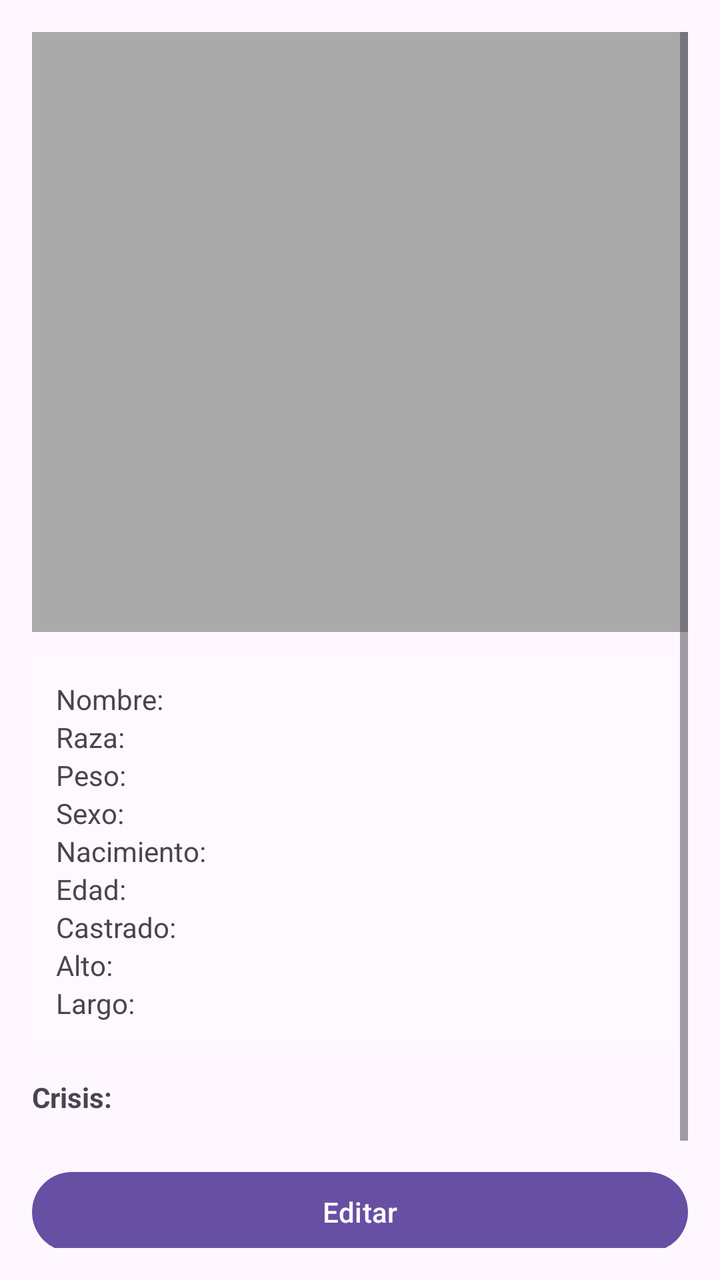
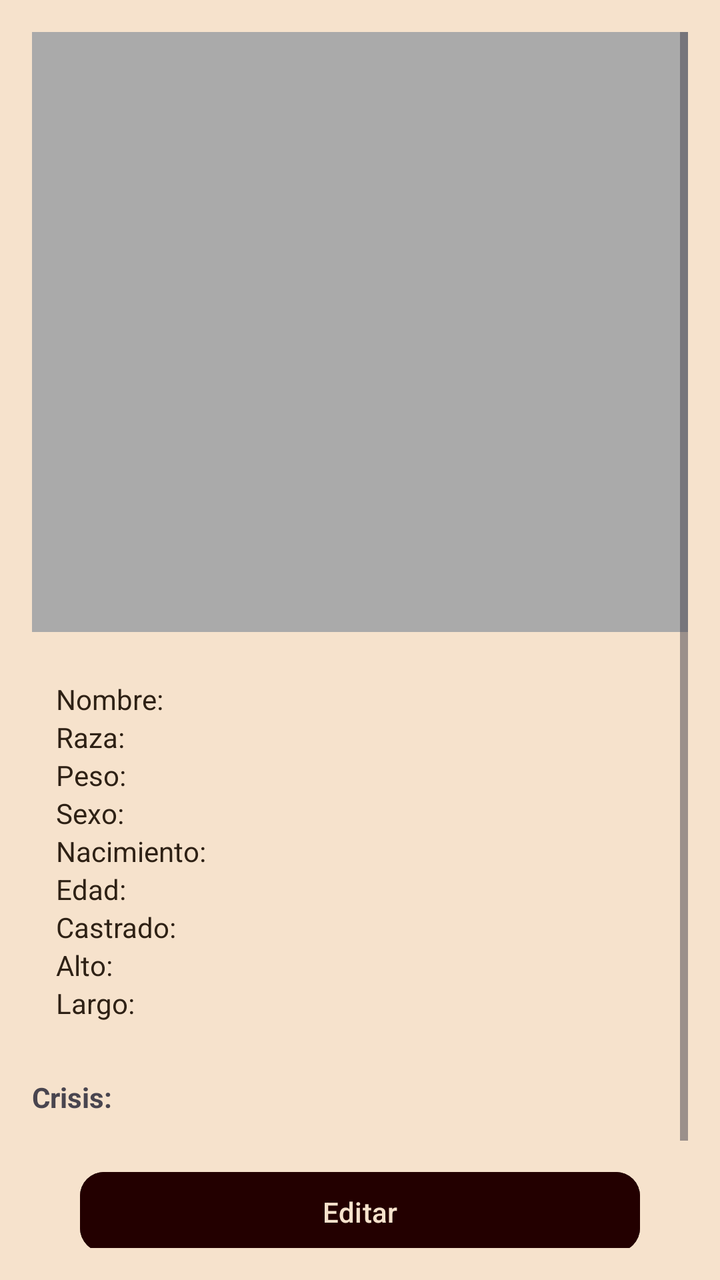

An Android layout rendered at two revisions. The XML below is the earlier revision; the diff shows what the commit changed to produce the second picture.
<!-- AndroidManifest.xml: application theme Theme.Loveito -->
<!-- res/layout/fragment_pet_form.xml -->
<?xml version="1.0" encoding="utf-8"?>
<ScrollView xmlns:android="http://schemas.android.com/apk/res/android"
    android:layout_width="match_parent"
    android:layout_height="match_parent"
    android:padding="16dp"
    android:fitsSystemWindows="true">

    <LinearLayout
        android:layout_width="match_parent"
        android:layout_height="wrap_content"
        android:orientation="vertical">

        
        <ImageView
            android:id="@+id/ivPreview"
            android:layout_width="match_parent"
            android:layout_height="wrap_content"
            android:adjustViewBounds="true"
            android:scaleType="fitCenter"
            android:maxHeight="300dp"
            android:src="@android:color/darker_gray"
            android:contentDescription="@string/pet_photo_desc" />

        
        <LinearLayout
            android:id="@+id/groupView"
            android:layout_width="match_parent"
            android:layout_height="wrap_content"
            android:orientation="vertical">

            
            <LinearLayout
                android:id="@+id/cardSummary"
                android:layout_width="match_parent"
                android:layout_height="wrap_content"
                android:orientation="vertical"
                android:padding="12dp"
                android:background="#1FFFFFFF"
                android:layout_marginTop="12dp">

                <TextView android:id="@+id/tvSName" android:layout_width="match_parent" android:layout_height="wrap_content" android:text="@string/pet_label_name"/>
                <TextView android:id="@+id/tvSBreed" android:layout_width="match_parent" android:layout_height="wrap_content" android:text="@string/pet_label_breed"/>
                <TextView android:id="@+id/tvSWeight" android:layout_width="match_parent" android:layout_height="wrap_content" android:text="@string/pet_label_weight"/>
                <TextView android:id="@+id/tvSSex" android:layout_width="match_parent" android:layout_height="wrap_content" android:text="@string/pet_label_sex"/>
                <TextView android:id="@+id/tvSBirth" android:layout_width="match_parent" android:layout_height="wrap_content" android:text="@string/pet_label_birth"/>
                <TextView android:id="@+id/tvSAge" android:layout_width="match_parent" android:layout_height="wrap_content" android:text="@string/pet_label_age"/>
                <TextView android:id="@+id/tvSNeutered" android:layout_width="match_parent" android:layout_height="wrap_content" android:text="@string/pet_label_neutered"/>
                <TextView android:id="@+id/tvSHeight" android:layout_width="match_parent" android:layout_height="wrap_content" android:text="@string/pet_label_height"/>
                <TextView android:id="@+id/tvSLength" android:layout_width="match_parent" android:layout_height="wrap_content" android:text="@string/pet_label_length"/>
            </LinearLayout>

            <TextView
                android:layout_width="wrap_content"
                android:layout_height="wrap_content"
                android:text="@string/pet_label_crisis"
                android:textStyle="bold"
                android:layout_marginTop="16dp" />

            
            <LinearLayout
                android:id="@+id/containerCrises"
                android:layout_width="match_parent"
                android:layout_height="wrap_content"
                android:orientation="vertical"
                android:layout_marginTop="8dp" />

            <Button
                android:id="@+id/btnStartEdit"
                android:layout_width="match_parent"
                android:layout_height="48dp"
                android:text="@string/pet_btn_edit"
                android:layout_marginTop="16dp" />
            <Button
                android:id="@+id/btnDeletePet"
                android:layout_width="match_parent"
                android:layout_height="48dp"
                android:text="@string/pet_btn_delete"
                android:layout_marginTop="24dp"
                android:backgroundTint="#D32F2F"
                android:textColor="@android:color/white" />
        </LinearLayout>

        
        <LinearLayout
            android:id="@+id/groupEdit"
            android:layout_width="match_parent"
            android:layout_height="wrap_content"
            android:orientation="vertical"
            android:visibility="gone">

            <TextView
                android:layout_width="wrap_content"
                android:layout_height="wrap_content"
                android:text="@string/pet_label_profile_photo"
                android:textStyle="bold"
                android:layout_marginTop="12dp"/>
            <Button
                android:id="@+id/btnPickImage"
                android:layout_width="match_parent"
                android:layout_height="48dp"
                android:text="@string/pet_btn_pick_image" />

            <TextView
                android:layout_width="wrap_content"
                android:layout_height="wrap_content"
                android:text="@string/pet_label_name"
                android:layout_marginTop="12dp"/>
            <EditText
                android:id="@+id/etPetName"
                android:layout_width="match_parent"
                android:layout_height="wrap_content"
                android:hint="@string/pet_hint_name"
                android:inputType="textPersonName"
                android:autofillHints="name" />

            <TextView
                android:layout_width="wrap_content"
                android:layout_height="wrap_content"
                android:text="@string/pet_label_breed"
                android:layout_marginTop="8dp"/>
            <EditText
                android:id="@+id/etPetBreed"
                android:layout_width="match_parent"
                android:layout_height="wrap_content"
                android:hint="@string/pet_hint_breed"
                android:inputType="text"
                android:autofillHints="text" />

            <TextView
                android:layout_width="wrap_content"
                android:layout_height="wrap_content"
                android:text="@string/pet_label_weight"
                android:layout_marginTop="8dp"/>
            <EditText
                android:id="@+id/etPetWeight"
                android:layout_width="match_parent"
                android:layout_height="wrap_content"
                android:hint="@string/pet_hint_weight"
                android:inputType="numberDecimal"
                android:autofillHints="weight" />

            <TextView
                android:layout_width="wrap_content"
                android:layout_height="wrap_content"
                android:text="@string/pet_label_sex_short"
                android:layout_marginTop="8dp"/>
            <Spinner
                android:id="@+id/spSex"
                android:layout_width="match_parent"
                android:layout_height="wrap_content" />

            <TextView
                android:layout_width="wrap_content"
                android:layout_height="wrap_content"
                android:text="@string/pet_label_birth_date"
                android:layout_marginTop="8dp"/>
            <LinearLayout
                android:layout_width="match_parent"
                android:layout_height="wrap_content"
                android:orientation="horizontal">

                <Button
                    android:id="@+id/btnPickBirth"
                    android:layout_width="wrap_content"
                    android:layout_height="48dp"
                    android:text="@string/pet_btn_pick_birth" />

                <TextView
                    android:id="@+id/tvBirthDate"
                    android:layout_width="wrap_content"
                    android:layout_height="wrap_content"
                    android:text="@string/pet_label_not_defined"
                    android:layout_marginStart="12dp"
                    android:layout_gravity="center_vertical"/>
            </LinearLayout>

            <CheckBox
                android:id="@+id/cbNeutered"
                android:layout_width="match_parent"
                android:layout_height="wrap_content"
                android:text="@string/pet_label_neutered_checkbox"
                android:layout_marginTop="8dp" />

            <TextView
                android:layout_width="wrap_content"
                android:layout_height="wrap_content"
                android:text="@string/pet_label_height_cm"
                android:layout_marginTop="8dp"/>
            <EditText
                android:id="@+id/etHeightCm"
                android:layout_width="match_parent"
                android:layout_height="wrap_content"
                android:hint="@string/pet_hint_height"
                android:inputType="numberDecimal"
                android:autofillHints="height" />

            <TextView
                android:layout_width="wrap_content"
                android:layout_height="wrap_content"
                android:text="@string/pet_label_length_cm"
                android:layout_marginTop="8dp"/>
            <EditText
                android:id="@+id/etLengthCm"
                android:layout_width="match_parent"
                android:layout_height="wrap_content"
                android:hint="@string/pet_hint_length"
                android:inputType="numberDecimal"
                android:autofillHints="length" />

            <LinearLayout
                android:layout_width="match_parent"
                android:layout_height="wrap_content"
                android:orientation="horizontal"
                android:layout_marginTop="12dp">

                <Button
                    android:id="@+id/btnSavePet"
                    android:layout_width="0dp"
                    android:layout_height="48dp"
                    android:layout_weight="1"
                    android:text="@string/pet_btn_save" />

                <Space
                    android:layout_width="8dp"
                    android:layout_height="wrap_content" />

                <Button
                    android:id="@+id/btnCancelEdit"
                    android:layout_width="0dp"
                    android:layout_height="48dp"
                    android:layout_weight="1"
                    android:text="@string/pet_btn_cancel" />
            </LinearLayout>

            <Button
                android:id="@+id/btnDeletePetEdit"
                android:layout_width="match_parent"
                android:layout_height="48dp"
                android:text="@string/pet_btn_delete_pet"
                android:layout_marginTop="8dp"
                android:backgroundTint="#D32F2F"
                android:textColor="@android:color/white" />
        </LinearLayout>

    </LinearLayout>
</ScrollView>
<!-- resources referenced by this layout -->
<resources>
  <string name="pet_btn_cancel">Cancelar</string>
  <string name="pet_btn_delete">Eliminar</string>
  <string name="pet_btn_delete_pet">Eliminar Mascota</string>
  <string name="pet_btn_edit">Editar</string>
  <string name="pet_btn_pick_birth">Elegir</string>
  <string name="pet_btn_pick_image">Elegir foto</string>
  <string name="pet_btn_save">Guardar</string>
  <string name="pet_hint_breed">Ej: Mestizo</string>
  <string name="pet_hint_height">Ej: 55</string>
  <string name="pet_hint_length">Ej: 75</string>
  <string name="pet_hint_name">Ej: Lobito</string>
  <string name="pet_hint_weight">Ej: 23.5</string>
  <string name="pet_label_age">Edad:</string>
  <string name="pet_label_birth">Nacimiento:</string>
  <string name="pet_label_birth_date">Fecha de nacimiento</string>
  <string name="pet_label_breed">Raza:</string>
  <string name="pet_label_crisis">Crisis:</string>
  <string name="pet_label_height">Alto:</string>
  <string name="pet_label_height_cm">Alto (cm)</string>
  <string name="pet_label_length">Largo:</string>
  <string name="pet_label_length_cm">Largo (cm)</string>
  <string name="pet_label_name">Nombre:</string>
  <string name="pet_label_neutered">Castrado:</string>
  <string name="pet_label_neutered_checkbox">Castrado/a</string>
  <string name="pet_label_not_defined">No definida</string>
  <string name="pet_label_profile_photo">Foto de perfil</string>
  <string name="pet_label_sex">Sexo:</string>
  <string name="pet_label_sex_short">Sexo</string>
  <string name="pet_label_weight">Peso:</string>
  <string name="pet_photo_desc">Foto mascota</string>
  <style name="Theme.Loveito" parent="Theme.Material3.DayNight.NoActionBar" />
</resources>

<!-- the commit's change to res/layout/fragment_pet_form.xml (unified diff, before → after) -->
@@ -1,5 +1,6 @@
 <?xml version="1.0" encoding="utf-8"?>
 <ScrollView xmlns:android="http://schemas.android.com/apk/res/android"
+    xmlns:app="http://schemas.android.com/apk/res-auto"
     android:layout_width="match_parent"
     android:layout_height="match_parent"
     android:padding="16dp"
@@ -35,18 +36,63 @@
                 android:layout_height="wrap_content"
                 android:orientation="vertical"
                 android:padding="12dp"
-                android:background="#1FFFFFFF"
+                android:background="@color/bg_surface"
                 android:layout_marginTop="12dp">
 
-                <TextView android:id="@+id/tvSName" android:layout_width="match_parent" android:layout_height="wrap_content" android:text="@string/pet_label_name"/>
-                <TextView android:id="@+id/tvSBreed" android:layout_width="match_parent" android:layout_height="wrap_content" android:text="@string/pet_label_breed"/>
-                <TextView android:id="@+id/tvSWeight" android:layout_width="match_parent" android:layout_height="wrap_content" android:text="@string/pet_label_weight"/>
-                <TextView android:id="@+id/tvSSex" android:layout_width="match_parent" android:layout_height="wrap_content" android:text="@string/pet_label_sex"/>
-                <TextView android:id="@+id/tvSBirth" android:layout_width="match_parent" android:layout_height="wrap_content" android:text="@string/pet_label_birth"/>
-                <TextView android:id="@+id/tvSAge" android:layout_width="match_parent" android:layout_height="wrap_content" android:text="@string/pet_label_age"/>
-                <TextView android:id="@+id/tvSNeutered" android:layout_width="match_parent" android:layout_height="wrap_content" android:text="@string/pet_label_neutered"/>
-                <TextView android:id="@+id/tvSHeight" android:layout_width="match_parent" android:layout_height="wrap_content" android:text="@string/pet_label_height"/>
-                <TextView android:id="@+id/tvSLength" android:layout_width="match_parent" android:layout_height="wrap_content" android:text="@string/pet_label_length"/>
+                <TextView
+                    android:id="@+id/tvSName"
+                    android:layout_width="match_parent"
+                    android:layout_height="wrap_content"
+                    android:text="@string/pet_label_name"
+                    android:textColor="@color/text_primary"/>
+                <TextView
+                    android:id="@+id/tvSBreed"
+                    android:layout_width="match_parent"
+                    android:layout_height="wrap_content"
+                    android:text="@string/pet_label_breed"
+                    android:textColor="@color/text_primary"/>
+                <TextView
+                    android:id="@+id/tvSWeight"
+                    android:layout_width="match_parent"
+                    android:layout_height="wrap_content"
+                    android:text="@string/pet_label_weight"
+                    android:textColor="@color/text_primary"/>
+                <TextView
+                    android:id="@+id/tvSSex"
+                    android:layout_width="match_parent"
+                    android:layout_height="wrap_content"
+                    android:text="@string/pet_label_sex"
+                    android:textColor="@color/text_primary"/>
+                <TextView
+                    android:id="@+id/tvSBirth"
+                    android:layout_width="match_parent"
+                    android:layout_height="wrap_content"
+                    android:text="@string/pet_label_birth"
+                    android:textColor="@color/text_primary"/>
+                <TextView
+                    android:id="@+id/tvSAge"
+                    android:layout_width="match_parent"
+                    android:layout_height="wrap_content"
+                    android:text="@string/pet_label_age"
+                    android:textColor="@color/text_primary"/>
+                <TextView
+                    android:id="@+id/tvSNeutered"
+                    android:layout_width="match_parent"
+                    android:layout_height="wrap_content"
+                    android:text="@string/pet_label_neutered"
+                    android:textColor="@color/text_primary"/>
+                <TextView
+                    android:id="@+id/tvSHeight"
+                    android:layout_width="match_parent"
+                    android:layout_height="wrap_content"
+                    android:text="@string/pet_label_height"
+                    android:textColor="@color/text_primary"/>
+                <TextView
+                    android:id="@+id/tvSLength"
+                    android:layout_width="match_parent"
+                    android:layout_height="wrap_content"
+                    android:text="@string/pet_label_length"
+                    android:textColor="@color/text_primary"/>
             </LinearLayout>
 
             <TextView
@@ -64,20 +110,30 @@
                 android:orientation="vertical"
                 android:layout_marginTop="8dp" />
 
-            <Button
+            <com.google.android.material.button.MaterialButton
                 android:id="@+id/btnStartEdit"
                 android:layout_width="match_parent"
                 android:layout_height="48dp"
                 android:text="@string/pet_btn_edit"
-                android:layout_marginTop="16dp" />
-            <Button
+                android:layout_marginTop="16dp"
+                android:backgroundTint="@color/accent_primary"
+                android:textColor="@color/accent_on"
+                app:cornerRadius="12dp"
+                android:layout_marginStart="24dp"
+                android:layout_marginEnd="24dp"
+                android:layout_gravity="center_horizontal" />
+            <com.google.android.material.button.MaterialButton
                 android:id="@+id/btnDeletePet"
                 android:layout_width="match_parent"
                 android:layout_height="48dp"
                 android:text="@string/pet_btn_delete"
                 android:layout_marginTop="24dp"
-                android:backgroundTint="#D32F2F"
-                android:textColor="@android:color/white" />
+                android:backgroundTint="@color/error_default"
+                android:textColor="@color/accent_on"
+                app:cornerRadius="12dp"
+                android:layout_marginStart="24dp"
+                android:layout_marginEnd="24dp"
+                android:layout_gravity="center_horizontal" />
         </LinearLayout>
 
         
@@ -94,11 +150,17 @@
                 android:text="@string/pet_label_profile_photo"
                 android:textStyle="bold"
                 android:layout_marginTop="12dp"/>
-            <Button
+            <com.google.android.material.button.MaterialButton
                 android:id="@+id/btnPickImage"
                 android:layout_width="match_parent"
                 android:layout_height="48dp"
-                android:text="@string/pet_btn_pick_image" />
+                android:text="@string/pet_btn_pick_image"
+                android:backgroundTint="@color/accent_primary"
+                android:textColor="@color/accent_on"
+                app:cornerRadius="12dp"
+                android:layout_marginStart="24dp"
+                android:layout_marginEnd="24dp"
+                android:layout_gravity="center_horizontal" />
 
             <TextView
                 android:layout_width="wrap_content"
@@ -159,11 +221,17 @@
                 android:layout_height="wrap_content"
                 android:orientation="horizontal">
 
-                <Button
+                <com.google.android.material.button.MaterialButton
                     android:id="@+id/btnPickBirth"
                     android:layout_width="wrap_content"
                     android:layout_height="48dp"
-                    android:text="@string/pet_btn_pick_birth" />
+                    android:text="@string/pet_btn_pick_birth"
+                    android:backgroundTint="@color/accent_primary"
+                    android:textColor="@color/accent_on"
+                    app:cornerRadius="12dp"
+                    android:layout_marginStart="24dp"
+                    android:layout_marginEnd="24dp"
+                    android:layout_gravity="center_horizontal" />
 
                 <TextView
                     android:id="@+id/tvBirthDate"
@@ -213,33 +281,44 @@
                 android:orientation="horizontal"
                 android:layout_marginTop="12dp">
 
-                <Button
+                <com.google.android.material.button.MaterialButton
                     android:id="@+id/btnSavePet"
                     android:layout_width="0dp"
                     android:layout_height="48dp"
                     android:layout_weight="1"
-                    android:text="@string/pet_btn_save" />
-
-                <Space
-                    android:layout_width="8dp"
-                    android:layout_height="wrap_content" />
-
-                <Button
+                    android:text="@string/pet_btn_save"
+                    android:backgroundTint="@color/accent_primary"
+                    android:textColor="@color/accent_on"
+                    app:cornerRadius="12dp"
+                    android:layout_marginStart="24dp"
+                    android:layout_marginEnd="8dp"
+                    android:layout_gravity="center_horizontal" />
+                <com.google.android.material.button.MaterialButton
                     android:id="@+id/btnCancelEdit"
                     android:layout_width="0dp"
                     android:layout_height="48dp"
                     android:layout_weight="1"
-                    android:text="@string/pet_btn_cancel" />
+                    android:text="@string/pet_btn_cancel"
+                    android:backgroundTint="@color/accent_primary"
+                    android:textColor="@color/accent_on"
+                    app:cornerRadius="12dp"
+                    android:layout_marginStart="8dp"
+                    android:layout_marginEnd="24dp"
+                    android:layout_gravity="center_horizontal" />
             </LinearLayout>
 
-            <Button
+            <com.google.android.material.button.MaterialButton
                 android:id="@+id/btnDeletePetEdit"
                 android:layout_width="match_parent"
                 android:layout_height="48dp"
                 android:text="@string/pet_btn_delete_pet"
                 android:layout_marginTop="8dp"
-                android:backgroundTint="#D32F2F"
-                android:textColor="@android:color/white" />
+                android:backgroundTint="@color/error_default"
+                android:textColor="@color/accent_on"
+                app:cornerRadius="12dp"
+                android:layout_marginStart="24dp"
+                android:layout_marginEnd="24dp"
+                android:layout_gravity="center_horizontal" />
         </LinearLayout>
 
     </LinearLayout>
<!-- resource entries referenced after the edit -->
@@ -1,5 +1,10 @@
 <!-- resources referenced by this layout -->
 <resources>
+  <color name="accent_on">#F6E2CC</color>
+  <color name="accent_primary">#230000</color>
+  <color name="bg_surface">#F6E2CC</color>
+  <color name="error_default">@color/error_accessible</color>
+  <color name="text_primary">#2E2115</color>
   <string name="pet_btn_cancel">Cancelar</string>
   <string name="pet_btn_delete">Eliminar</string>
   <string name="pet_btn_delete_pet">Eliminar Mascota</string>
@@ -30,6 +35,18 @@
   <string name="pet_label_sex_short">Sexo</string>
   <string name="pet_label_weight">Peso:</string>
   <string name="pet_photo_desc">Foto mascota</string>
-  <style name="Theme.Loveito" parent="Theme.Material3.DayNight.NoActionBar" />
+  <style name="Theme.Loveito" parent="Theme.Material3.DayNight.NoActionBar">
+          <item name="colorPrimary">@color/bg_primary</item>
+          <item name="colorOnPrimary">@color/text_primary</item>
+          <item name="colorSecondary">@color/accent_primary</item>
+          <item name="colorOnSecondary">@color/accent_on</item>
+          <item name="android:colorBackground">@color/bg_primary</item>
+          <item name="colorSurface">@color/bg_surface</item>
+          <item name="colorOnSurface">@color/text_primary</item>
+          <item name="colorError">@color/error_default</item>
+          <item name="colorOnError">@color/text_primary</item>
+      </style>
+  <color name="error_accessible">#CF6679</color>
+  <color name="bg_primary">#F6E2CC</color>
 </resources>
 
